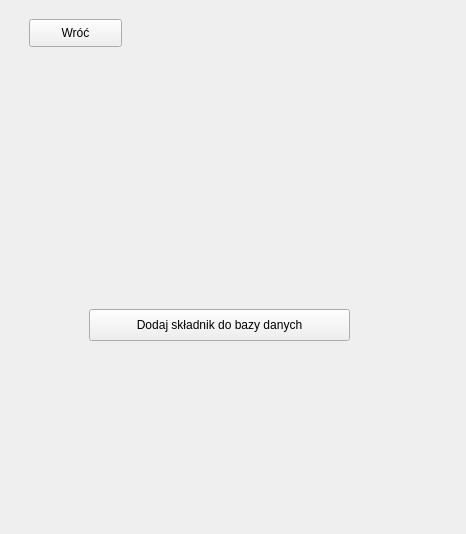
This is mainwindow.ui in KrzysztofBuda/LaPizza as Qt 5 draws it before an edit. The edited form follows.
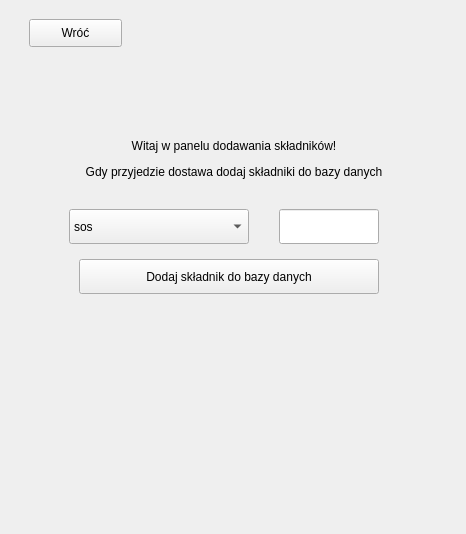
This is the edited form. The open tabs and pages were chosen to show the change.

What changed in the file:
```diff
--- a/mainwindow.ui
+++ b/mainwindow.ui
@@ -27,7 +27,7 @@
   </property>
   <widget class="QWidget" name="centralwidget">
    <layout class="QGridLayout" name="gridLayout">
-    <item row="0" column="1">
+    <item row="0" column="0">
      <widget class="QStackedWidget" name="stackedWidget">
       <property name="currentIndex">
        <number>3</number>
@@ -159,16 +159,95 @@
        <widget class="QPushButton" name="pushButton_6">
         <property name="geometry">
          <rect>
-          <x>80</x>
-          <y>300</y>
-          <width>261</width>
-          <height>32</height>
+          <x>70</x>
+          <y>250</y>
+          <width>300</width>
+          <height>35</height>
          </rect>
         </property>
         <property name="text">
          <string>Dodaj składnik do bazy danych</string>
         </property>
        </widget>
+       <widget class="QLineEdit" name="lineEdit">
+        <property name="geometry">
+         <rect>
+          <x>270</x>
+          <y>200</y>
+          <width>100</width>
+          <height>35</height>
+         </rect>
+        </property>
+        <property name="text">
+         <string/>
+        </property>
+        <property name="clearButtonEnabled">
+         <bool>false</bool>
+        </property>
+       </widget>
+       <widget class="QComboBox" name="comboBox">
+        <property name="geometry">
+         <rect>
+          <x>60</x>
+          <y>200</y>
+          <width>180</width>
+          <height>35</height>
+         </rect>
+        </property>
+        <item>
+         <property name="text">
+          <string>sos</string>
+         </property>
+        </item>
+        <item>
+         <property name="text">
+          <string>ser</string>
+         </property>
+        </item>
+        <item>
+         <property name="text">
+          <string>szynka</string>
+         </property>
+        </item>
+        <item>
+         <property name="text">
+          <string>oregano</string>
+         </property>
+        </item>
+        <item>
+         <property name="text">
+          <string>pepperoni</string>
+         </property>
+        </item>
+        <item>
+         <property name="text">
+          <string>ananas</string>
+         </property>
+        </item>
+        <item>
+         <property name="text">
+          <string>weganski ser</string>
+         </property>
+        </item>
+        <item>
+         <property name="text">
+          <string>weganska szynka</string>
+         </property>
+        </item>
+       </widget>
+       <widget class="QLabel" name="label">
+        <property name="geometry">
+         <rect>
+          <x>45</x>
+          <y>120</y>
+          <width>360</width>
+          <height>60</height>
+         </rect>
+        </property>
+        <property name="text">
+         <string>&lt;html&gt;&lt;head/&gt;&lt;body&gt;&lt;p align=&quot;center&quot;&gt;Witaj w panelu dodawania składników!&lt;/p&gt;&lt;p align=&quot;center&quot;&gt;Gdy przyjedzie dostawa dodaj składniki do bazy danych&lt;/p&gt;&lt;/body&gt;&lt;/html&gt;</string>
+        </property>
+       </widget>
       </widget>
       <widget class="QWidget" name="menu">
        <widget class="QScrollArea" name="scrollArea">
```
Left out of the diff: 2 changed lines with no effect on the pictures.
